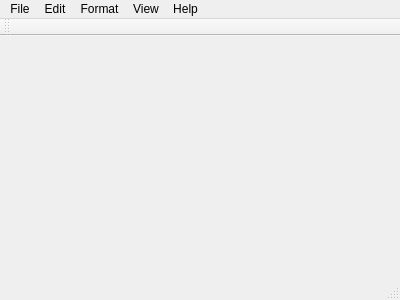
Qt form qscintillaeditor.ui (mavroprovato/qt-scintilla-editor) before a commit.
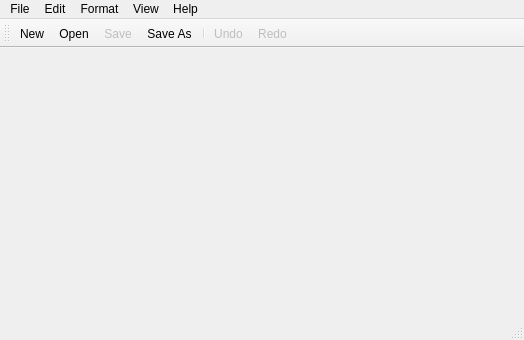
The same form after that commit. Icons and pictures are not drawn.

Commit message: Redo action and tool bar

The edit to the form file:
```diff
--- a/qscintillaeditor.ui
+++ b/qscintillaeditor.ui
@@ -6,8 +6,8 @@
    <rect>
     <x>0</x>
     <y>0</y>
-    <width>400</width>
-    <height>300</height>
+    <width>524</width>
+    <height>340</height>
    </rect>
   </property>
   <property name="windowTitle">
@@ -19,7 +19,7 @@
     <rect>
      <x>0</x>
      <y>0</y>
-     <width>400</width>
+     <width>524</width>
      <height>18</height>
     </rect>
    </property>
@@ -81,12 +81,22 @@
    <addaction name="menuHelp"/>
   </widget>
   <widget class="QToolBar" name="mainToolBar">
+   <property name="toolButtonStyle">
+    <enum>Qt::ToolButtonTextBesideIcon</enum>
+   </property>
    <attribute name="toolBarArea">
     <enum>TopToolBarArea</enum>
    </attribute>
    <attribute name="toolBarBreak">
     <bool>false</bool>
    </attribute>
+   <addaction name="actionNew"/>
+   <addaction name="actionOpen"/>
+   <addaction name="actionSave"/>
+   <addaction name="actionSaveAs"/>
+   <addaction name="separator"/>
+   <addaction name="actionUndo"/>
+   <addaction name="actionRedo"/>
   </widget>
   <widget class="QStatusBar" name="statusBar"/>
   <action name="actionNew">
@@ -311,6 +321,32 @@
     <string>About...</string>
    </property>
   </action>
+  <action name="actionRedo">
+   <property name="enabled">
+    <bool>false</bool>
+   </property>
+   <property name="icon">
+    <iconset resource="qtscitntillaeditor.qrc">
+     <normaloff>:/icons/icons/16x16/edit-redo.png</normaloff>:/icons/icons/16x16/edit-redo.png</iconset>
+   </property>
+   <property name="text">
+    <string>Redo</string>
+   </property>
+   <property name="shortcut">
+    <string>Ctrl+Y</string>
+   </property>
+  </action>
+  <action name="actionToolBar">
+   <property name="checkable">
+    <bool>true</bool>
+   </property>
+   <property name="checked">
+    <bool>true</bool>
+   </property>
+   <property name="text">
+    <string>Tool Bar</string>
+   </property>
+  </action>
  </widget>
  <layoutdefault spacing="6" margin="11"/>
  <resources>
```
Left out of the diff: 5 changed lines with no effect on the pictures. The commit also changes 4 other files.
